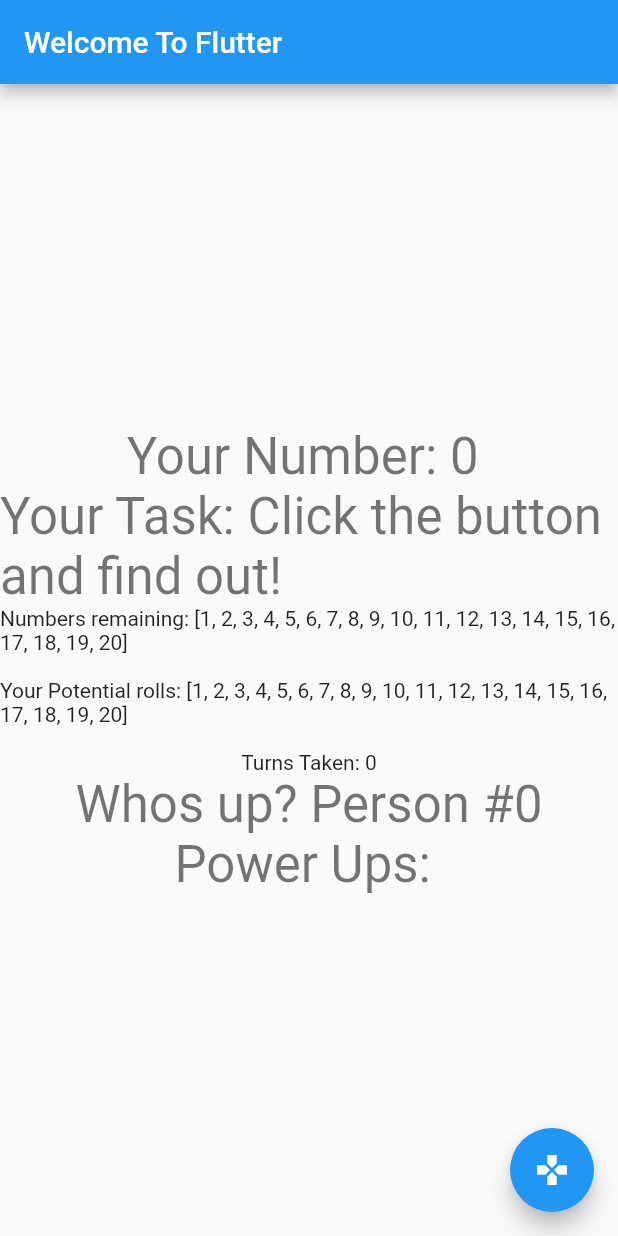
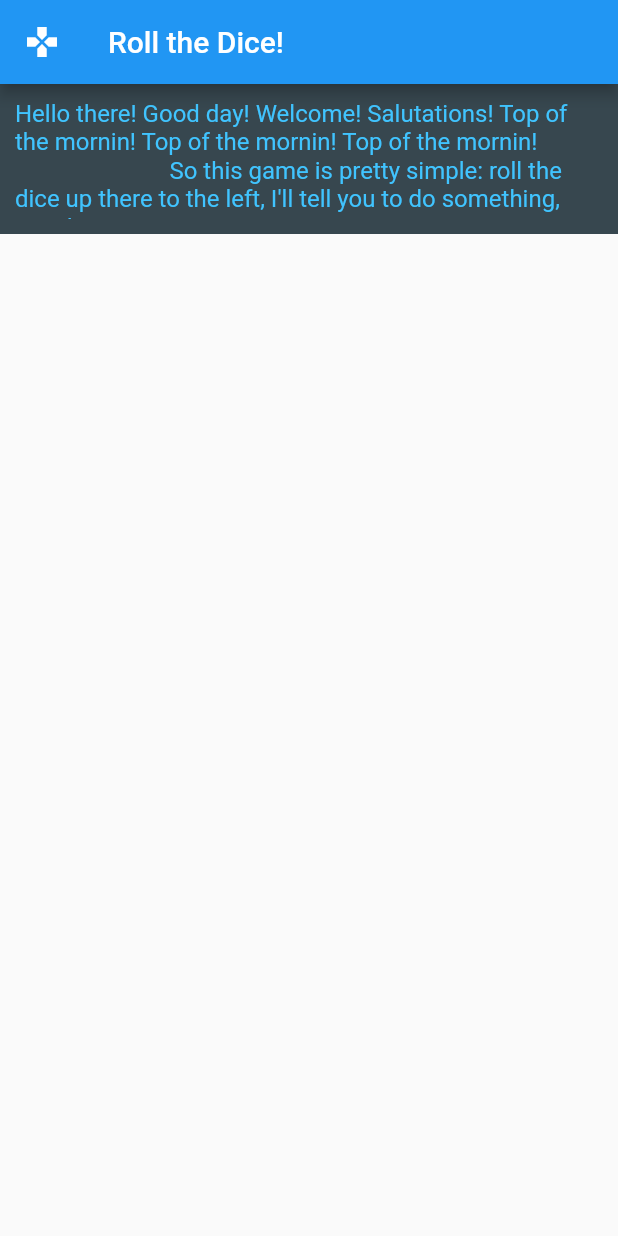
Before and after one commit to kj2tv/d20, a Flutter app: the screen it shows after launch, on a phone screen of 412 x 824 dp. Run offline on Flutter 3.47's test engine with Material 2 defaults, Android fonts, the phone set to English and light mode, and no system bars.

Commit message:
code... not working but code

```diff
--- a/flutter_application_1/lib/main.dart
+++ b/flutter_application_1/lib/main.dart
@@ -1,44 +1,40 @@
 import 'package:flutter/material.dart';
-import 'package:english_words/english_words.dart';
 import 'dart:math';
 
-void main() {
-  runApp(const MyApp());
-}
+void main() => runApp(const MyApp());
 
 class MyApp extends StatelessWidget {
   const MyApp({Key? key}) : super(key: key);
 
+  static const String _title = 'D20 ';
+
   @override
   Widget build(BuildContext context) {
-    return MaterialApp(
-      title: 'Flutter Demo',
-      theme: ThemeData(
-        primarySwatch: Colors.blue,
-      ),
-      home: const MyHomePage(title: 'Welcome To Flutter'),
+    return const MaterialApp(
+      title: _title,
+      home: MyStatefulWidget(),
     );
   }
 }
 
-class MyHomePage extends StatefulWidget {
-  const MyHomePage({Key? key, required this.title}) : super(key: key);
-  // Fields in a Widget subclass are always marked "final".
-  final String title;
+class MyStatefulWidget extends StatefulWidget {
+  const MyStatefulWidget({Key? key}) : super(key: key);
 
   @override
-  State<MyHomePage> createState() => _MyHomePageState();
+  State<MyStatefulWidget> createState() => _MyStatefulWidgetState();
 }
 
-class _MyHomePageState extends State<MyHomePage> {
+class _MyStatefulWidgetState extends State<MyStatefulWidget> {
+  List<int> top = <int>[];
+  List<int> bottom = <int>[0];
   int max = 20;
   String task = 'Click the button and find out!';
   var powerUps = ['', '', '', '', '', ''];
   var yourUps = '';
   var num = 0;
   var history = [];
-  var histLength = 0;
   var turn = 0;
+  var colors = [Colors.tealAccent[400], Colors.blueGrey[800]];
   var rolls = List<int>.generate(20, (i) => i + 1);
   var list = List<int>.generate(20, (i) => i + 1);
   var tasks = {
@@ -64,43 +60,6 @@ class _MyHomePageState extends State<MyHomePage> {
     20: 'OJs Immunity! Negate one future task',
   };
 
-  void _buttonPress() {
-    setState(() {
-      num = rolls[Random().nextInt(rolls.length)];
-      history.add(num);
-      histLength = history.length;
-      turn = (histLength % 4) + 1;
-      task = tasks[num].toString();
-      if (list.contains(num)) {
-        list.remove(num);
-        checkDone();
-      }
-      print(num);
-      if (num == 4 || num == 17 || num == 18 || num == 20) {
-        powerUps[turn] += task + '\n';
-      }
-      // yourUps = powerUps[turn].toString();
-      // if (yourUps.contains('three')) {
-      //   print('ups had 3');
-      //   yourUps = yourUps.replaceAll('three', 'two');
-      // }
-      // if (yourUps.contains('two')) {
-      //   print('ups had 2');
-      //   yourUps = yourUps.replaceAll('two', 'one');
-      // }
-      // if (yourUps.contains('one')) {
-      //   print('ups had 1');
-      //   yourUps = yourUps.replaceAll(
-      //       tasks[num].toString().replaceFirst('three', 'one'), '');
-      // } else {}
-
-      var hits = history.where((element) => element == num);
-      if (hits.length == 5) {
-        rolls.remove(num);
-      }
-    });
-  }
-
   void checkDone() {
     if (list.isEmpty) {
       showAlertDialog(context);
@@ -116,9 +75,9 @@ class _MyHomePageState extends State<MyHomePage> {
 
     // set up the AlertDialog
     AlertDialog alert = AlertDialog(
-      title: const Text("Congradulations!"),
+      title: const Text("Congraddddulations!"),
       content: const Text(
-          "You have travalled through the forest and across the river styx. Well done sir of madame. Goodulck in your travels."),
+          "You have traveled through the forest and across the river styx. Well done sir of madame. Goodulck in your travels."),
       actions: [
         okButton,
       ],
@@ -135,50 +94,87 @@ class _MyHomePageState extends State<MyHomePage> {
 
   @override
   Widget build(BuildContext context) {
-    // This method is rerun every time setState is called
+    const Key centerKey = ValueKey<String>('bottom-sliver-list');
     return Scaffold(
       appBar: AppBar(
-        // Here we take the value from the MyHomePage object that was created by
-        title: Text(widget.title),
+        title: const Text('Roll the Dice!'),
+        leading: IconButton(
+          icon: const Icon(Icons.gamepad),
+          onPressed: () {
+            setState(() {
+              bottom.add(bottom.length);
+              debugPrint('bottom: $bottom roll: ');
+              num = rolls[Random().nextInt(rolls.length)];
+              history.add(num);
+              //turn = (history.length % 4) + 1;
+              task = tasks[num].toString();
+              if (list.contains(num)) {
+                list.remove(num);
+                checkDone();
+              }
+              if (num == 4 || num == 17 || num == 18 || num == 20) {
+                powerUps[turn] += task + '\n';
+              }
+
+              var hits = history.where((element) => element == num);
+              if (hits.length == 5) {
+                rolls.remove(num);
+              }
+            });
+          },
         ),
-      body: Center(
-        child: Column(
-          // mainAxisAlignment centers children vertically; the main axis and the cross axis
-          mainAxisAlignment: MainAxisAlignment.center,
-          children: <Widget>[
-            Text(
-              'Your Number: $num\t',
-              style: Theme.of(context).textTheme.headline4,
       ),
-            Text(
-              'Your Task: $task\t',
-              style: Theme.of(context).textTheme.headline4,
+      body: CustomScrollView(
+        center: centerKey, //centers on the centerkey
+        slivers: <Widget>[
+          SliverList(
+            key: centerKey, //I have the centerkey and I am king
+            delegate: SliverChildBuilderDelegate(
+              (BuildContext context, int index) {
+                //for loop to make stuff
+                return Container(
+                  alignment: Alignment.center,
+                  color: Colors.blue[200 + top[index] % 4 * 100],
+                  height: 100 + top[index] % 4 * 20.0,
+                  child: Text('Roll: ${top[index]}'),
+                );
+              },
+              childCount: top.length,
             ),
-            Text(
-              'Numbers remaining: $list \n',
           ),
-            Text(
-              'Your Potential rolls: $rolls\n',
+          SliverList(
+            delegate: SliverChildBuilderDelegate(
+              (BuildContext context, int index) {
+                return Container(
+                  alignment: Alignment.center,
+                  padding: const EdgeInsets.all(10.0),
+                  color: index % 2 == 1 ? colors[0] : colors[1],
+                  height: index == 0 ? 100 : 200,
+                  child: index == 0
+                      ? const Text(
+                          '''Hello there! Good day! Welcome! Salutations! Top of the mornin! Top of the mornin! Top of the mornin!
+                          So this game is pretty simple: roll the dice up there to the left, I'll tell you to do something, you do it.
+                          The game ends when all numbers have been rolled.
+                          Goodluck and have fun!''',
+                          style: TextStyle(
+                              fontSize: 16, color: Colors.lightBlueAccent))
+                      : index % 2 == 1
+                          ? Text('''Roll# ${bottom[index]}
+                          Hello Player $turn
+                          Your task is: $task
+                          Your power-ups are: $yourUps
+                          Your potential rolls: $rolls
+                          Numbers Remaining: $list''',
+                              style: const TextStyle(color: Colors.black))
+                          : Text('Roll# ${bottom[index]}',
+                              style: const TextStyle(color: Colors.white)),
+                );
+              },
+              childCount: bottom.length,
             ),
-            Text(
-              'Turns Taken: $histLength',
-            ),
-            Text(
-              'Whos up? Person #$turn',
-              style: Theme.of(context).textTheme.headline4,
-            ),
-            Text(
-              'Power Ups: $yourUps',
-              style: Theme.of(context).textTheme.headline4,
           ),
         ],
       ),
-      ),
-      floatingActionButton: FloatingActionButton(
-          onPressed: _buttonPress,
-          tooltip: 'Roll the dice!',
-          child: const Icon(Icons
-              .games_sharp)), // This trailing comma makes auto-formatting nicer for build methods.
     );
   }
 }
```
Lines whose indentation alone changed are shown as unchanged.
